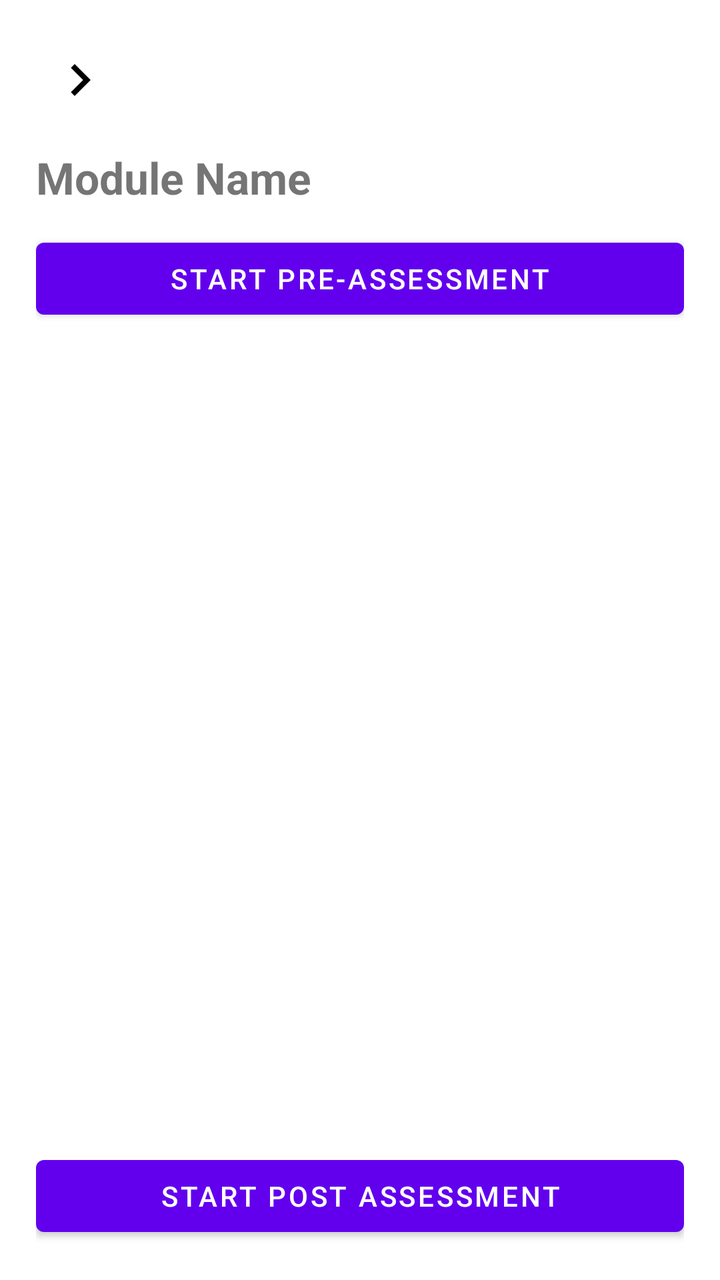
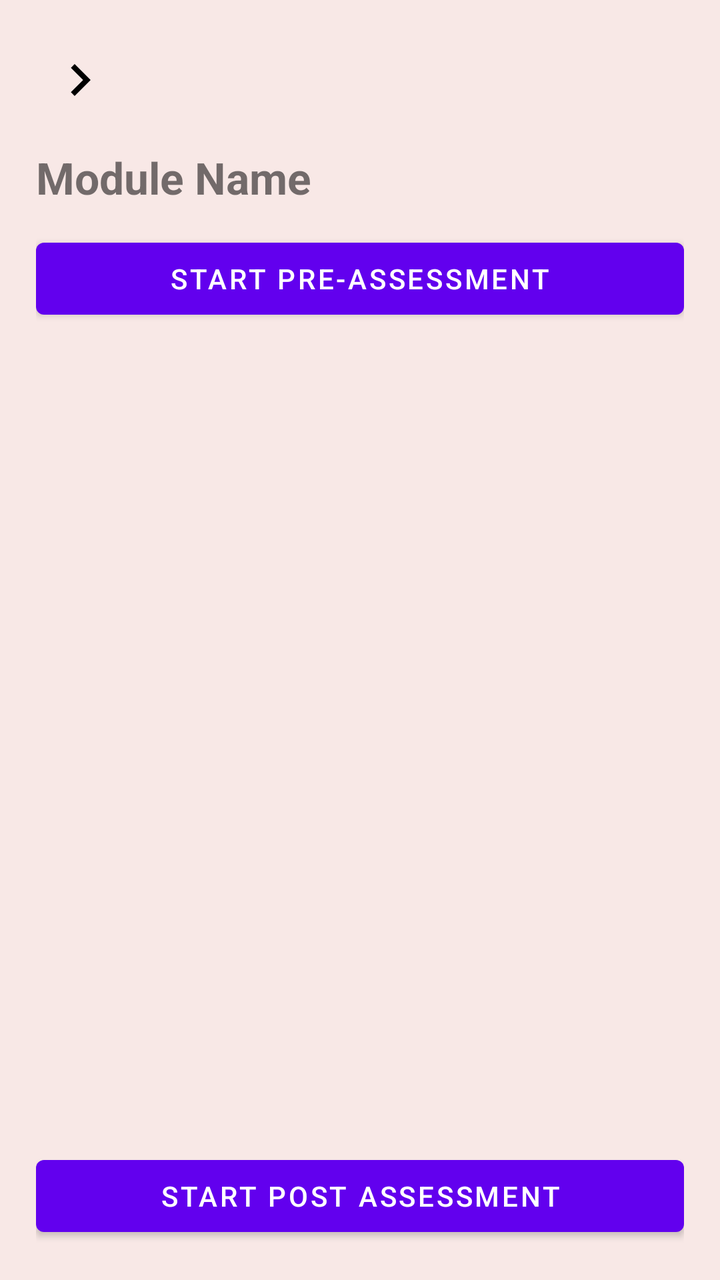

Compare the two renders of this Android layout. The source of the first and the diff that turns it into the second are given below.
<!-- AndroidManifest.xml: application theme Theme.CogniSync -->
<!-- res/layout/activity_module_home.xml -->
<?xml version="1.0" encoding="utf-8"?>
<LinearLayout xmlns:android="http://schemas.android.com/apk/res/android"
    android:orientation="vertical"
    android:padding="18dp"
    android:layout_width="match_parent"
    android:layout_height="match_parent">

    <ImageButton
        android:id="@+id/backButton"
        android:layout_width="44dp"
        android:layout_height="44dp"
        android:src="@drawable/chevron_right"
        android:background="@null"/>

    <TextView
        android:id="@+id/tvModuleTitle"
        android:layout_width="wrap_content"
        android:layout_height="wrap_content"
        android:text="Module Name"
        android:textSize="22sp"
        android:textStyle="bold"
        android:layout_marginTop="12dp"/>

    
    <Button
        android:id="@+id/btnStartPre"
        android:layout_width="match_parent"
        android:layout_height="48dp"
        android:text="Start Pre-Assessment"
        android:layout_marginTop="12dp"/>

    <androidx.recyclerview.widget.RecyclerView
        android:id="@+id/sessionRecyclerView"
        android:layout_width="match_parent"
        android:layout_height="0dp"
        android:layout_weight="1"
        android:layout_marginTop="18dp" />

    <Button
        android:id="@+id/btnStartPost"
        android:layout_width="match_parent"
        android:layout_height="48dp"
        android:text="Start Post Assessment"
        android:layout_marginTop="18dp"/>

</LinearLayout>
<!-- resources referenced by this layout -->
<resources>
  <!-- drawable chevron_right (drawable) -->
  <vector xmlns:android="http://schemas.android.com/apk/res/android"
      android:width="32dp"
      android:height="32dp"
      android:viewportWidth="32"
      android:viewportHeight="32">
      <path
          android:fillColor="#000000"
          android:pathData="M11.45 22.12L17.56 16l-6.1-6.12L13.32 8l8 8-8 8-1.88-1.88Z"/>
  </vector>
  <style name="Theme.CogniSync" parent="Theme.MaterialComponents.DayNight.NoActionBar">
  
  
  
          
          <item name="android:statusBarColor">@android:color/white</item>
          <item name="android:windowLightStatusBar">true</item>
  
      </style>
</resources>

<!-- the commit's change to res/layout/activity_module_home.xml (unified diff, before → after) -->
@@ -3,7 +3,8 @@
     android:orientation="vertical"
     android:padding="18dp"
     android:layout_width="match_parent"
-    android:layout_height="match_parent">
+    android:layout_height="match_parent"
+    android:background="#F8E8E6">
 
     <ImageButton
         android:id="@+id/backButton"
